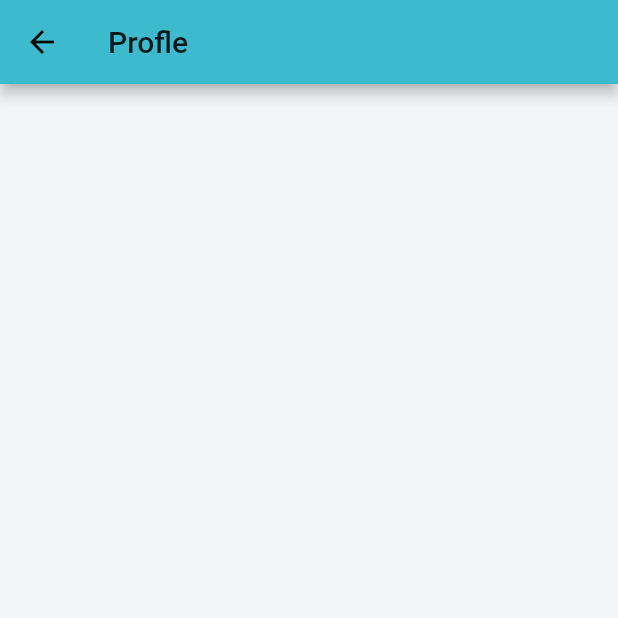
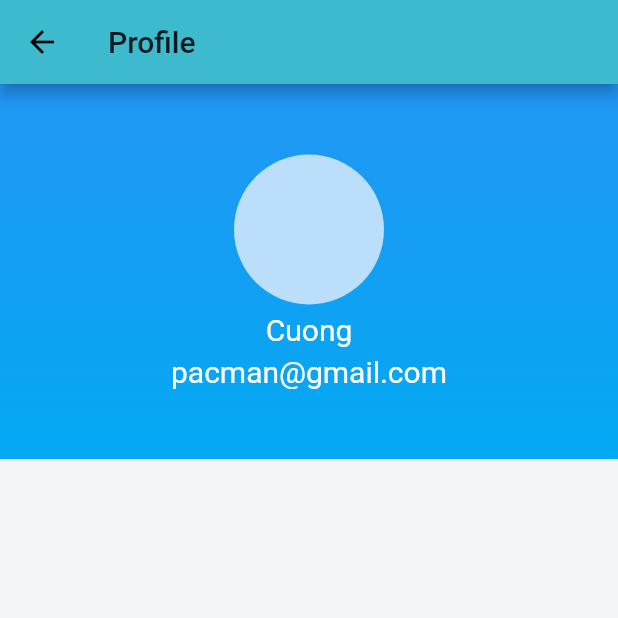
Before and after one commit to duongyeudoi/TMDT_app, a Flutter app: the ProfileScreen screen opened directly, on a phone screen of 412 x 824 dp, the top half of it. Run offline on Flutter 3.47's test engine with Material 2 defaults, Android fonts, the phone set to English and light mode, and no system bars; our stand-ins replace fluttertoast, font_awesome_flutter; network calls fail.

Commit message:
Demo profile screen

```diff
--- a/hotel_app/lib/screens/profileScreen.dart
+++ b/hotel_app/lib/screens/profileScreen.dart
@@ -10,7 +10,152 @@ class _ProfileScreenState extends State<ProfileScreen> {
   Widget build(BuildContext context) {
     return Scaffold(
       appBar: AppBar(
-        title: Text('Profle'),
+        title: Text('Profile'),
+      ),
+      body: Column(
+        children: <Widget>[
+          Container(
+            decoration: BoxDecoration(
+              gradient: LinearGradient(
+                begin: Alignment.topCenter,
+                end: Alignment.bottomCenter,
+                colors: [Colors.blue, Colors.lightBlue]
+              )
+            ),
+            child: Container(
+              width: double.infinity,
+              height: 250.0,
+              child: Center(
+                child: Column(
+                  crossAxisAlignment: CrossAxisAlignment.center,
+                  mainAxisAlignment: MainAxisAlignment.center,
+                  children: <Widget>[
+                    CircleAvatar(
+                      radius: 50.0,
+                    ),
+                    SizedBox(
+                      height: 5.0,
+                    ),
+                    Text(
+                      "Cuong", // Lấy API đi
+                      style: TextStyle(
+                        fontSize: 20.0,
+                        color: Colors.white,
+                      ),
+                    ),
+                    SizedBox(
+                      height: 5.0,
+                    ),
+                    Text(
+                      "pacman@gmail.com", // Lấy API đi
+                      style: TextStyle(
+                        fontSize: 20.0,
+                        color: Colors.white,
+                      ),
+                    )
+                    /*SizedBox(
+                      height: 10.0,
+                    ),*/
+                    /*Card(
+                      margin: EdgeInsets.symmetric(horizontal: 20.0,vertical: 5.0),
+                      clipBehavior: Clip.antiAlias,
+                      color: Colors.white,
+                      elevation: 5.0,
+                      child: Padding(
+                        padding: const EdgeInsets.symmetric(horizontal: 8.0,vertical: 22.0),
+                        child: Row(
+                          children: <Widget>[
+                            Expanded(
+                              child: Column(
+
+                                children: <Widget>[
+                                  Text(
+                                    "Posts",
+                                    style: TextStyle(
+                                      color: Colors.redAccent,
+                                      fontSize: 22.0,
+                                      fontWeight: FontWeight.bold,
+                                    ),
+                                  ),
+                                  SizedBox(
+                                    height: 5.0,
+                                  ),
+                                  Text(
+                                    "5200",
+                                    style: TextStyle(
+                                      fontSize: 20.0,
+                                      color: Colors.pinkAccent,
+                                    ),
+                                  )
+                                ],
+                              ),
+                            ),
+                            Expanded(
+                              child: Column(
+
+                                children: <Widget>[
+                                  Text(
+                                    "Followers",
+                                    style: TextStyle(
+                                      color: Colors.redAccent,
+                                      fontSize: 22.0,
+                                      fontWeight: FontWeight.bold,
+                                    ),
+                                  ),
+                                  SizedBox(
+                                    height: 5.0,
+                                  ),
+                                  Text(
+                                    "28.5K",
+                                    style: TextStyle(
+                                      fontSize: 20.0,
+                                      color: Colors.pinkAccent,
+                                    ),
+                                  )
+                                ],
+                              ),
+                            ),
+                            Expanded(
+                              child: Column(
+
+                                children: <Widget>[
+                                  Text(
+                                    "Follow",
+                                    style: TextStyle(
+                                      color: Colors.redAccent,
+                                      fontSize: 22.0,
+                                      fontWeight: FontWeight.bold,
+                                    ),
+                                  ),
+                                  SizedBox(
+                                    height: 5.0,
+                                  ),
+                                  Text(
+                                    "1300",
+                                    style: TextStyle(
+                                      fontSize: 20.0,
+                                      color: Colors.pinkAccent,
+                                    ),
+                                  )
+                                ],
+                              ),
+                            ),
+                          ],
+                        ),
+                      ),
+                    )*/
+                  ],
+                ),
+              ),
+            )
+          ),
+          SizedBox(
+            height: 20.0,
+          ),
+          Container(
+            width: 200.00,
+          ),
+        ],
       ),
     );
   }
```
